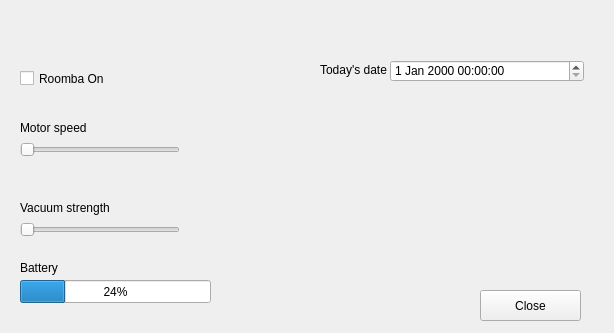
Old version of the form GUI/Gui-RoombaV1.0/settingsroomba.ui in the repository K-4U/ese_project4y5.
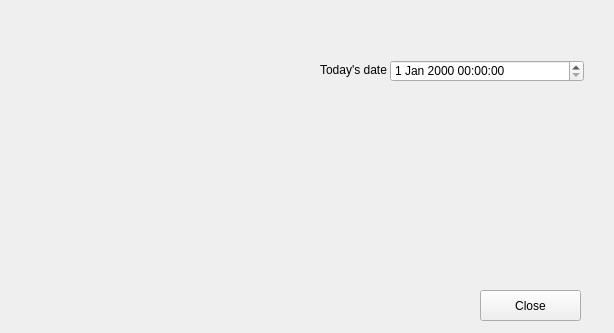
New version of the form.

What changed in the file:
```diff
--- a/GUI/Gui-RoombaV1.0/settingsroomba.ui
+++ b/GUI/Gui-RoombaV1.0/settingsroomba.ui
@@ -13,84 +13,6 @@
   <property name="windowTitle">
    <string>Form</string>
   </property>
-  <widget class="QSlider" name="hsVacuumStrength">
-   <property name="geometry">
-    <rect>
-     <x>20</x>
-     <y>220</y>
-     <width>160</width>
-     <height>19</height>
-    </rect>
-   </property>
-   <property name="orientation">
-    <enum>Qt::Horizontal</enum>
-   </property>
-  </widget>
-  <widget class="QLabel" name="lbBattery">
-   <property name="geometry">
-    <rect>
-     <x>20</x>
-     <y>260</y>
-     <width>91</width>
-     <height>16</height>
-    </rect>
-   </property>
-   <property name="text">
-    <string>Battery </string>
-   </property>
-  </widget>
-  <widget class="QCheckBox" name="cbRoombaOn">
-   <property name="geometry">
-    <rect>
-     <x>20</x>
-     <y>70</y>
-     <width>91</width>
-     <height>17</height>
-    </rect>
-   </property>
-   <property name="text">
-    <string>Roomba On</string>
-   </property>
-  </widget>
-  <widget class="QLabel" name="lbMotorSpeed">
-   <property name="geometry">
-    <rect>
-     <x>20</x>
-     <y>120</y>
-     <width>111</width>
-     <height>16</height>
-    </rect>
-   </property>
-   <property name="text">
-    <string>Motor speed</string>
-   </property>
-  </widget>
-  <widget class="QProgressBar" name="prBattery">
-   <property name="geometry">
-    <rect>
-     <x>20</x>
-     <y>280</y>
-     <width>191</width>
-     <height>23</height>
-    </rect>
-   </property>
-   <property name="value">
-    <number>24</number>
-   </property>
-  </widget>
-  <widget class="QLabel" name="lbVacuumStrength">
-   <property name="geometry">
-    <rect>
-     <x>20</x>
-     <y>200</y>
-     <width>131</width>
-     <height>16</height>
-    </rect>
-   </property>
-   <property name="text">
-    <string>Vacuum strength</string>
-   </property>
-  </widget>
   <widget class="QLabel" name="lbDate">
    <property name="geometry">
     <rect>
@@ -104,19 +26,6 @@
     <string>Today's date</string>
    </property>
   </widget>
-  <widget class="QSlider" name="hsMotorSpeed">
-   <property name="geometry">
-    <rect>
-     <x>20</x>
-     <y>140</y>
-     <width>160</width>
-     <height>19</height>
-    </rect>
-   </property>
-   <property name="orientation">
-    <enum>Qt::Horizontal</enum>
-   </property>
-  </widget>
   <widget class="QDateTimeEdit" name="dateTimeEdit">
    <property name="geometry">
     <rect>
```
